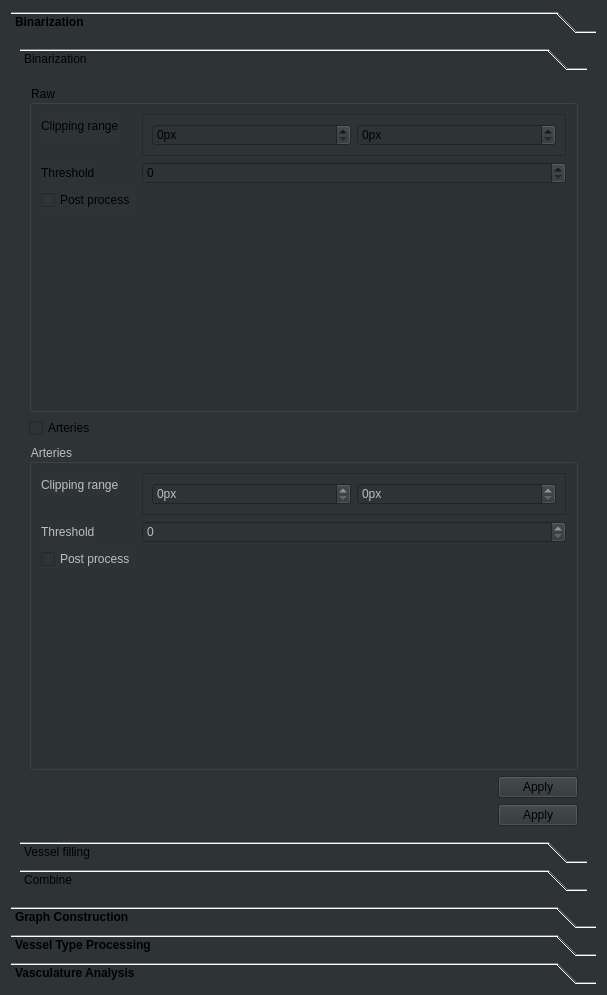
Old version of the form ClearMap/gui/creator/vasculature_tab.ui in the repository ClearAnatomics/ClearMap.
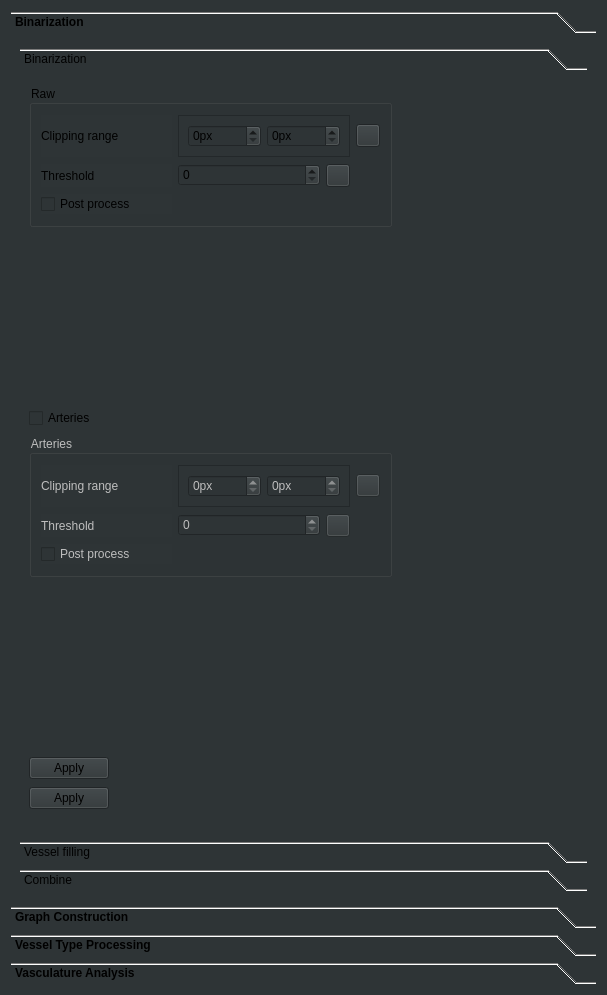
New version of the form. The open tabs and pages were chosen to show the change. Icons and pictures are not drawn.

Commit message: Adds more whats_this buttons

Patch:
```diff
--- a/ClearMap/gui/creator/vasculature_tab.ui
+++ b/ClearMap/gui/creator/vasculature_tab.ui
@@ -75,18 +75,24 @@
                 <attribute name="label">
                  <string>Binarization</string>
                 </attribute>
-                <layout class="QVBoxLayout" name="verticalLayout_6">
-                 <item>
                   <widget class="QGroupBox" name="groupBox_2">
+                 <property name="geometry">
+                  <rect>
+                   <x>9</x>
+                   <y>9</y>
+                   <width>363</width>
+                   <height>142</height>
+                  </rect>
+                 </property>
                    <property name="styleSheet">
                     <string notr="true"/>
                    </property>
                    <property name="title">
                     <string>Raw</string>
                    </property>
-                   <layout class="QFormLayout" name="formLayout_6">
+                 <layout class="QGridLayout" name="gridLayout">
                     <item row="0" column="0">
-                     <widget class="QLabel" name="label_3">
+                   <widget class="QLabel" name="binarizationRawClippingRangeLbl">
                       <property name="toolTip">
                        <string>The range for the vessel detection</string>
                       </property>
@@ -98,7 +104,7 @@
                       </property>
                      </widget>
                     </item>
-                    <item row="0" column="1">
+                  <item row="0" column="1" colspan="2">
                      <widget class="QFrame" name="rawBinarizationClipRangeDoublet">
                       <property name="frameShape">
                        <enum>QFrame::StyledPanel</enum>
@@ -136,8 +142,16 @@
                       </layout>
                      </widget>
                     </item>
+                  <item row="0" column="3">
+                   <widget class="QToolButton" name="binarizationRawClippingRangeInfoToolButton">
+                    <property name="icon">
+                     <iconset resource="icons.qrc">
+                      <normaloff>:/icons/icons/info.svg</normaloff>:/icons/icons/info.svg</iconset>
+                    </property>
+                   </widget>
+                  </item>
                     <item row="1" column="0">
-                     <widget class="QLabel" name="label_4">
+                   <widget class="QLabel" name="binarizationRawThresholdLbl">
                       <property name="toolTip">
                        <string>Pseudo deconvolution threshold.</string>
                       </property>
@@ -159,6 +173,14 @@
                       </property>
                      </widget>
                     </item>
+                  <item row="1" column="2">
+                   <widget class="QToolButton" name="binarizationRawThresholdInfoToolButton">
+                    <property name="icon">
+                     <iconset resource="icons.qrc">
+                      <normaloff>:/icons/icons/info.svg</normaloff>:/icons/icons/info.svg</iconset>
+                    </property>
+                   </widget>
+                  </item>
                     <item row="2" column="0">
                      <widget class="QCheckBox" name="rawBinarizationPostprocessingCheckBox">
                       <property name="text">
@@ -168,9 +190,15 @@
                     </item>
                    </layout>
                   </widget>
-                 </item>
-                 <item>
                   <widget class="QCheckBox" name="runArteriesBinarizationCheckBox">
+                 <property name="geometry">
+                  <rect>
+                   <x>9</x>
+                   <y>331</y>
+                   <width>77</width>
+                   <height>22</height>
+                  </rect>
+                 </property>
                    <property name="text">
                     <string>Arteries</string>
                    </property>
@@ -178,18 +206,24 @@
                     <bool>false</bool>
                    </property>
                   </widget>
-                 </item>
-                 <item>
                   <widget class="QGroupBox" name="groupBox">
                    <property name="enabled">
                     <bool>false</bool>
                    </property>
+                 <property name="geometry">
+                  <rect>
+                   <x>9</x>
+                   <y>359</y>
+                   <width>363</width>
+                   <height>142</height>
+                  </rect>
+                 </property>
                    <property name="title">
                     <string>Arteries</string>
                    </property>
-                   <layout class="QFormLayout" name="formLayout_8">
+                 <layout class="QGridLayout" name="gridLayout_2">
                     <item row="0" column="0">
-                     <widget class="QLabel" name="label_2">
+                   <widget class="QLabel" name="binarizationArteriesClippingRangeLbl">
                       <property name="toolTip">
                        <string>The range for the arteries detection</string>
                       </property>
@@ -201,7 +235,7 @@
                       </property>
                      </widget>
                     </item>
-                    <item row="0" column="1">
+                  <item row="0" column="1" colspan="2">
                      <widget class="QFrame" name="arteriesBinarizationClipRangeDoublet">
                       <property name="frameShape">
                        <enum>QFrame::StyledPanel</enum>
@@ -239,8 +273,16 @@
                       </layout>
                      </widget>
                     </item>
+                  <item row="0" column="3">
+                   <widget class="QToolButton" name="binarizationArteriesClippingRangeInfoToolButton">
+                    <property name="icon">
+                     <iconset resource="icons.qrc">
+                      <normaloff>:/icons/icons/info.svg</normaloff>:/icons/icons/info.svg</iconset>
+                    </property>
+                   </widget>
+                  </item>
                     <item row="1" column="0">
-                     <widget class="QLabel" name="label">
+                   <widget class="QLabel" name="binarizationArteriesThresholdLbl">
                       <property name="toolTip">
                        <string>Pseudo deconvolution threshold.</string>
                       </property>
@@ -262,6 +304,14 @@
                       </property>
                      </widget>
                     </item>
+                  <item row="1" column="2">
+                   <widget class="QToolButton" name="binarizationArteriesThresholdInfoToolButton">
+                    <property name="icon">
+                     <iconset resource="icons.qrc">
+                      <normaloff>:/icons/icons/info.svg</normaloff>:/icons/icons/info.svg</iconset>
+                    </property>
+                   </widget>
+                  </item>
                     <item row="2" column="0">
                      <widget class="QCheckBox" name="arteriesBinarizationPostprocessingCheckBox">
                       <property name="text">
@@ -271,9 +321,15 @@
                     </item>
                    </layout>
                   </widget>
-                 </item>
-                 <item>
                   <widget class="QDialogButtonBox" name="binarizationButtonBox">
+                 <property name="geometry">
+                  <rect>
+                   <x>9</x>
+                   <y>680</y>
+                   <width>80</width>
+                   <height>24</height>
+                  </rect>
+                 </property>
                    <property name="standardButtons">
                     <set>QDialogButtonBox::Apply</set>
                    </property>
@@ -281,9 +337,15 @@
                     <string>Run</string>
                    </property>
                   </widget>
-                 </item>
-                 <item>
                   <widget class="QDialogButtonBox" name="plotBinarizationButtonBox">
+                 <property name="geometry">
+                  <rect>
+                   <x>9</x>
+                   <y>710</y>
+                   <width>80</width>
+                   <height>24</height>
+                  </rect>
+                 </property>
                    <property name="standardButtons">
                     <set>QDialogButtonBox::Apply</set>
                    </property>
@@ -291,8 +353,6 @@
                     <string>Plot</string>
                    </property>
                   </widget>
-                 </item>
-                </layout>
                </widget>
                <widget class="QWidget" name="page_86">
                 <property name="geometry">
```
Left out of the diff: 168 changed lines with no effect on the pictures. Lines whose indentation alone changed are shown as unchanged. The commit also changes 2 other files.
